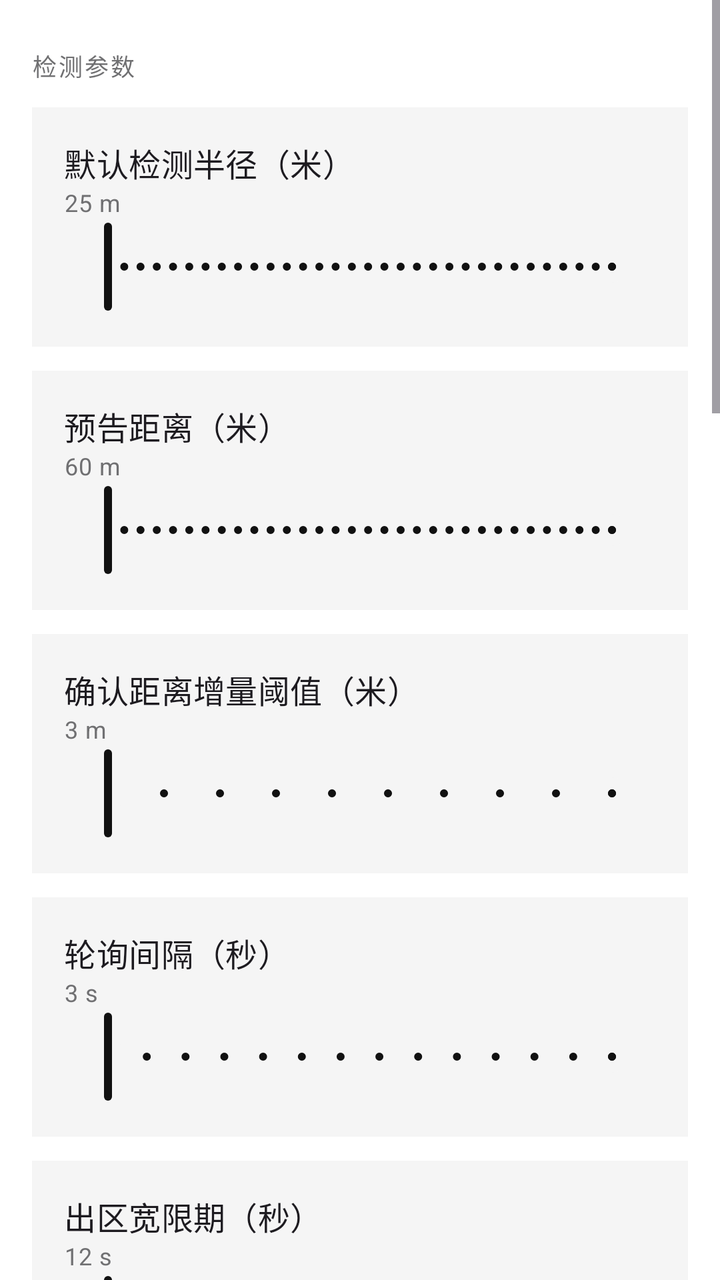
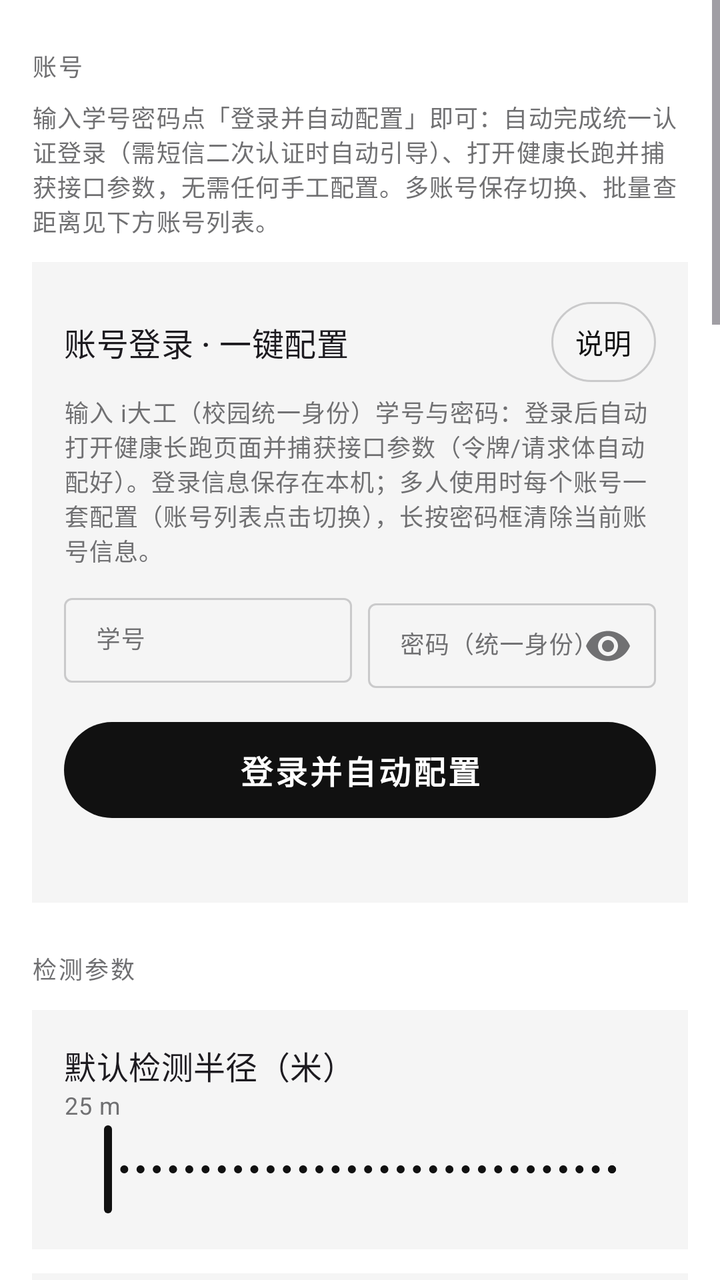

Two renders of the same Android screen: before a commit and after it. Below are the layout's source before the change and the commit's diff.
<!-- AndroidManifest.xml: application theme Theme.RunMate -->
<!-- res/layout/fragment_settings.xml -->
<?xml version="1.0" encoding="utf-8"?>
<LinearLayout xmlns:android="http://schemas.android.com/apk/res/android"
    xmlns:app="http://schemas.android.com/apk/res-auto"
    android:layout_width="match_parent"
    android:layout_height="match_parent"
    android:orientation="vertical"
    android:background="?android:colorBackground">


    <ScrollView
        android:layout_width="match_parent"
        android:layout_height="match_parent"
        android:fillViewport="true">

        <LinearLayout
            android:layout_width="match_parent"
            android:layout_height="wrap_content"
            android:orientation="vertical"
            android:padding="16dp">

            <TextView style="@style/TextAppearance.RunMate.Label"
                android:layout_width="match_parent" android:layout_height="wrap_content"
                android:layout_marginTop="8dp" android:text="@string/pref_detect" />

            
            <LinearLayout android:orientation="vertical"
                android:layout_width="match_parent" android:layout_height="wrap_content"
                android:background="?attr/colorSurfaceVariant" android:layout_marginTop="12dp"
                android:padding="16dp">
                <TextView android:layout_width="match_parent" android:layout_height="wrap_content"
                    android:textAppearance="?attr/textAppearanceTitleMedium"
                    android:text="@string/pref_default_radius" />
                <TextView android:id="@+id/tvRadius" android:layout_width="match_parent"
                    android:layout_height="wrap_content" android:textAppearance="?attr/textAppearanceBodySmall"
                    android:textColor="?attr/colorOnSurfaceVariant" android:text="25 m" />
                
                <com.google.android.material.slider.Slider
                    android:id="@+id/sliderRadius" android:layout_width="match_parent"
                    android:layout_height="wrap_content" android:valueFrom="1" android:valueTo="80"
                    android:stepSize="1" />
            </LinearLayout>

            
            <LinearLayout android:orientation="vertical"
                android:layout_width="match_parent" android:layout_height="wrap_content"
                android:background="?attr/colorSurfaceVariant" android:layout_marginTop="12dp"
                android:padding="16dp">
                <TextView android:layout_width="match_parent" android:layout_height="wrap_content"
                    android:textAppearance="?attr/textAppearanceTitleMedium"
                    android:text="@string/pref_approach" />
                <TextView android:id="@+id/tvApproach" android:layout_width="match_parent"
                    android:layout_height="wrap_content" android:textAppearance="?attr/textAppearanceBodySmall"
                    android:textColor="?attr/colorOnSurfaceVariant" android:text="60 m" />
                
                <com.google.android.material.slider.Slider
                    android:id="@+id/sliderApproach" android:layout_width="match_parent"
                    android:layout_height="wrap_content" android:valueFrom="1" android:valueTo="150"
                    android:stepSize="1" />
            </LinearLayout>

            
            <LinearLayout android:orientation="vertical"
                android:layout_width="match_parent" android:layout_height="wrap_content"
                android:background="?attr/colorSurfaceVariant" android:layout_marginTop="12dp"
                android:padding="16dp">
                <TextView android:layout_width="match_parent" android:layout_height="wrap_content"
                    android:textAppearance="?attr/textAppearanceTitleMedium"
                    android:text="@string/pref_confirm_delta" />
                <TextView android:id="@+id/tvDelta" android:layout_width="match_parent"
                    android:layout_height="wrap_content" android:textAppearance="?attr/textAppearanceBodySmall"
                    android:textColor="?attr/colorOnSurfaceVariant" android:text="3 m" />
                <com.google.android.material.slider.Slider
                    android:id="@+id/sliderDelta" android:layout_width="match_parent"
                    android:layout_height="wrap_content" android:valueFrom="1" android:valueTo="10"
                    android:stepSize="1" />
            </LinearLayout>

            
            <LinearLayout android:orientation="vertical"
                android:layout_width="match_parent" android:layout_height="wrap_content"
                android:background="?attr/colorSurfaceVariant" android:layout_marginTop="12dp"
                android:padding="16dp">
                <TextView android:layout_width="match_parent" android:layout_height="wrap_content"
                    android:textAppearance="?attr/textAppearanceTitleMedium"
                    android:text="@string/pref_poll_interval" />
                <TextView android:id="@+id/tvPoll" android:layout_width="match_parent"
                    android:layout_height="wrap_content" android:textAppearance="?attr/textAppearanceBodySmall"
                    android:textColor="?attr/colorOnSurfaceVariant" android:text="3 s" />
                <com.google.android.material.slider.Slider
                    android:id="@+id/sliderPoll" android:layout_width="match_parent"
                    android:layout_height="wrap_content" android:valueFrom="2" android:valueTo="15"
                    android:stepSize="1" />
            </LinearLayout>

            
            <LinearLayout android:orientation="vertical"
                android:layout_width="match_parent" android:layout_height="wrap_content"
                android:background="?attr/colorSurfaceVariant" android:layout_marginTop="12dp"
                android:padding="16dp">
                <TextView android:layout_width="match_parent" android:layout_height="wrap_content"
                    android:textAppearance="?attr/textAppearanceTitleMedium"
                    android:text="@string/pref_grace" />
                <TextView android:id="@+id/tvGrace" android:layout_width="match_parent"
                    android:layout_height="wrap_content" android:textAppearance="?attr/textAppearanceBodySmall"
                    android:textColor="?attr/colorOnSurfaceVariant" android:text="12 s" />
                <com.google.android.material.slider.Slider
                    android:id="@+id/sliderGrace" android:layout_width="match_parent"
                    android:layout_height="wrap_content" android:valueFrom="5" android:valueTo="40"
                    android:stepSize="5" />
            </LinearLayout>

            <TextView style="@style/TextAppearance.RunMate.Label"
                android:layout_width="match_parent" android:layout_height="wrap_content"
                android:layout_marginTop="24dp" android:text="@string/pref_alert" />

            <LinearLayout android:orientation="horizontal" android:gravity="center_vertical"
                android:layout_width="match_parent" android:layout_height="wrap_content"
                android:background="?attr/colorSurfaceVariant" android:layout_marginTop="12dp"
                android:paddingHorizontal="16dp" android:paddingVertical="8dp">
                <LinearLayout android:orientation="vertical" android:layout_width="0dp"
                    android:layout_weight="1" android:layout_height="wrap_content">
                    <TextView android:layout_width="match_parent" android:layout_height="wrap_content"
                        android:textAppearance="?attr/textAppearanceTitleMedium" android:text="@string/pref_tts" />
                    <TextView android:layout_width="match_parent" android:layout_height="wrap_content"
                        android:textAppearance="?attr/textAppearanceBodySmall"
                        android:textColor="?attr/colorOnSurfaceVariant" android:text="经耳机/扬声器播报状态" />
                </LinearLayout>
                <com.google.android.material.materialswitch.MaterialSwitch
                    android:id="@+id/swTts" android:layout_width="wrap_content" android:layout_height="wrap_content" />
            </LinearLayout>

            <LinearLayout android:orientation="horizontal" android:gravity="center_vertical"
                android:layout_width="match_parent" android:layout_height="wrap_content"
                android:background="?attr/colorSurfaceVariant" android:layout_marginTop="8dp"
                android:paddingHorizontal="16dp" android:paddingVertical="8dp">
                <LinearLayout android:orientation="vertical" android:layout_width="0dp"
                    android:layout_weight="1" android:layout_height="wrap_content">
                    <TextView android:layout_width="match_parent" android:layout_height="wrap_content"
                        android:textAppearance="?attr/textAppearanceTitleMedium" android:text="@string/pref_chime" />
                    <TextView android:layout_width="match_parent" android:layout_height="wrap_content"
                        android:textAppearance="?attr/textAppearanceBodySmall"
                        android:textColor="?attr/colorOnSurfaceVariant" android:text="短促提示音" />
                </LinearLayout>
                <com.google.android.material.materialswitch.MaterialSwitch
                    android:id="@+id/swChime" android:layout_width="wrap_content" android:layout_height="wrap_content" />
            </LinearLayout>

            <LinearLayout android:orientation="horizontal" android:gravity="center_vertical"
                android:layout_width="match_parent" android:layout_height="wrap_content"
                android:background="?attr/colorSurfaceVariant" android:layout_marginTop="8dp"
                android:paddingHorizontal="16dp" android:paddingVertical="8dp">
                <LinearLayout android:orientation="vertical" android:layout_width="0dp"
                    android:layout_weight="1" android:layout_height="wrap_content">
                    <TextView android:layout_width="match_parent" android:layout_height="wrap_content"
                        android:textAppearance="?attr/textAppearanceTitleMedium" android:text="@string/pref_vibrate" />
                    <TextView android:layout_width="match_parent" android:layout_height="wrap_content"
                        android:textAppearance="?attr/textAppearanceBodySmall"
                        android:textColor="?attr/colorOnSurfaceVariant" android:text="成功轻震·漏卡强震" />
                </LinearLayout>
                <com.google.android.material.materialswitch.MaterialSwitch
                    android:id="@+id/swVibrate" android:layout_width="wrap_content" android:layout_height="wrap_content" />
            </LinearLayout>

            
            
            <com.google.android.material.button.MaterialButton
                style="?attr/materialButtonOutlinedStyle"
                android:id="@+id/btnAlertScn"
                android:layout_width="match_parent" android:layout_height="wrap_content"
                android:layout_marginTop="8dp" android:text="@string/pref_alert_scn" />

            <com.google.android.material.button.MaterialButton
                style="?attr/materialButtonOutlinedStyle"
                android:id="@+id/btnTestAlert"
                android:layout_width="match_parent" android:layout_height="wrap_content"
                android:layout_marginTop="8dp" android:text="@string/pref_test_alert" />

            <TextView style="@style/TextAppearance.RunMate.Label"
                android:layout_width="match_parent" android:layout_height="wrap_content"
                android:layout_marginTop="24dp" android:text="@string/pref_api" />

            <LinearLayout android:orientation="horizontal" android:gravity="center_vertical"
                android:layout_width="match_parent" android:layout_height="wrap_content"
                android:background="?attr/colorSurfaceVariant" android:layout_marginTop="12dp"
                android:paddingHorizontal="16dp" android:paddingVertical="8dp">
                <LinearLayout android:orientation="vertical" android:layout_width="0dp"
                    android:layout_weight="1" android:layout_height="wrap_content">
                    <TextView android:layout_width="match_parent" android:layout_height="wrap_content"
                        android:textAppearance="?attr/textAppearanceTitleMedium" android:text="@string/pref_api_enabled" />
                    <TextView android:layout_width="match_parent" android:layout_height="wrap_content"
                        android:textAppearance="?attr/textAppearanceBodySmall"
                        android:textColor="?attr/colorOnSurfaceVariant" android:text="@string/api_enabled_off" />
                </LinearLayout>
                <com.google.android.material.materialswitch.MaterialSwitch
                    android:id="@+id/swApi" android:layout_width="wrap_content" android:layout_height="wrap_content" />
            </LinearLayout>

            <TextView style="@style/TextAppearance.RunMate.Label"
                android:layout_width="match_parent" android:layout_height="wrap_content"
                android:layout_marginTop="24dp" android:text="@string/pref_map" />

            <LinearLayout android:orientation="vertical"
                android:layout_width="match_parent" android:layout_height="wrap_content"
                android:background="?attr/colorSurfaceVariant" android:layout_marginTop="12dp"
                android:padding="16dp">
                <TextView android:layout_width="match_parent" android:layout_height="wrap_content"
                    android:textAppearance="?attr/textAppearanceTitleMedium" android:text="@string/pref_tile" />
                <RadioGroup android:id="@+id/rgTile" android:orientation="horizontal"
                    android:layout_width="match_parent" android:layout_height="wrap_content"
                    android:layout_marginTop="8dp">
                    <com.google.android.material.radiobutton.MaterialRadioButton
                        android:id="@+id/rbTileSat" android:layout_width="wrap_content"
                        android:layout_height="wrap_content" android:text="@string/pref_tile_sat"
                        android:layout_weight="1" />
                    <com.google.android.material.radiobutton.MaterialRadioButton
                        android:id="@+id/rbTileStreet" android:layout_width="wrap_content"
                        android:layout_height="wrap_content" android:text="@string/pref_tile_street"
                        android:layout_weight="1" />
                </RadioGroup>
                <TextView android:layout_width="match_parent" android:layout_height="wrap_content"
                    android:layout_marginTop="12dp" android:textAppearance="?attr/textAppearanceTitleMedium"
                    android:text="@string/pref_coord" />
                <RadioGroup android:id="@+id/rgCoord" android:orientation="horizontal"
                    android:layout_width="match_parent" android:layout_height="wrap_content"
                    android:layout_marginTop="8dp">
                    <com.google.android.material.radiobutton.MaterialRadioButton
                        android:id="@+id/rbCoordWgs" android:layout_width="wrap_content"
                        android:layout_height="wrap_content" android:text="@string/pref_coord_wgs"
                        android:layout_weight="1" />
                    <com.google.android.material.radiobutton.MaterialRadioButton
                        android:id="@+id/rbCoordGcj" android:layout_width="wrap_content"
                        android:layout_height="wrap_content" android:text="@string/pref_coord_gcj"
                        android:layout_weight="1" />
                </RadioGroup>
            </LinearLayout>

            <TextView style="@style/TextAppearance.RunMate.Label"
                android:layout_width="match_parent" android:layout_height="wrap_content"
                android:layout_marginTop="24dp" android:text="@string/pref_update" />

            
            <com.google.android.material.button.MaterialButton
                android:id="@+id/btnUpdCheck" style="?attr/materialButtonOutlinedStyle"
                android:layout_width="match_parent" android:layout_height="wrap_content"
                android:layout_marginTop="12dp" android:text="@string/pref_upd_check_now" />

            
            <LinearLayout android:id="@+id/rowGithub"
                android:orientation="horizontal" android:gravity="center_vertical"
                android:layout_width="match_parent" android:layout_height="wrap_content"
                android:layout_marginTop="8dp"
                android:background="?attr/colorSurfaceVariant"
                android:paddingHorizontal="16dp" android:paddingVertical="12dp">
                <ImageView android:layout_width="22dp" android:layout_height="22dp"
                    android:src="@drawable/ic_github" android:contentDescription="@string/pref_github"
                    app:tint="?attr/colorOnSurface" />
                <LinearLayout android:orientation="vertical"
                    android:layout_width="0dp" android:layout_weight="1"
                    android:layout_height="wrap_content" android:layout_marginStart="12dp">
                    <TextView android:layout_width="match_parent" android:layout_height="wrap_content"
                        android:textAppearance="?attr/textAppearanceTitleMedium"
                        android:text="@string/pref_github" />
                    <TextView android:layout_width="match_parent" android:layout_height="wrap_content"
                        android:textAppearance="?attr/textAppearanceBodySmall"
                        android:textColor="?attr/colorOnSurfaceVariant"
                        android:text="@string/pref_github_sub" />
                </LinearLayout>
            </LinearLayout>

            <TextView style="@style/TextAppearance.RunMate.Label"
                android:layout_width="match_parent" android:layout_height="wrap_content"
                android:layout_marginTop="24dp" android:text="@string/pref_system" />

            <com.google.android.material.button.MaterialButton
                style="?attr/materialButtonOutlinedStyle" android:id="@+id/btnBattery"
                android:layout_width="match_parent" android:layout_height="wrap_content"
                android:layout_marginTop="12dp" android:text="@string/pref_battery" />

            
            <com.google.android.material.button.MaterialButton
                style="?attr/materialButtonOutlinedStyle" android:id="@+id/btnNotifSetting"
                android:layout_width="match_parent" android:layout_height="wrap_content"
                android:layout_marginTop="8dp" android:text="@string/pref_notif_setting" />

            <com.google.android.material.button.MaterialButton
                style="?attr/materialButtonOutlinedStyle" android:id="@+id/btnExport"
                android:layout_width="match_parent" android:layout_height="wrap_content"
                android:layout_marginTop="8dp" android:text="@string/pref_export" />
            <com.google.android.material.button.MaterialButton
                style="?attr/materialButtonOutlinedStyle" android:id="@+id/btnCrashLog"
                android:layout_width="match_parent" android:layout_height="wrap_content"
                android:layout_marginTop="8dp" android:text="@string/pref_crash_log" />

            <TextView android:id="@+id/tvAbout" android:layout_width="match_parent"
                android:layout_height="wrap_content" android:layout_marginTop="24dp"
                android:textAppearance="?attr/textAppearanceBodySmall"
                android:textColor="?attr/colorOnSurfaceVariant" />
        </LinearLayout>
    </ScrollView>
</LinearLayout>
<!-- resources referenced by this layout -->
<resources>
  <string name="pref_alert">提醒方式</string>
  <string name="pref_api">API 判定</string>
  <string name="pref_api_enabled">启用 API 判定</string>
  <string name="pref_approach">预告距离（米）</string>
  <string name="pref_battery">后台保底：电池优化白名单</string>
  <string name="pref_chime">提示音</string>
  <string name="pref_coord">坐标显示制式</string>
  <string name="pref_coord_gcj">GCJ-02（高德）</string>
  <string name="pref_crash_log">查看崩溃日志（反馈问题用）</string>
  <string name="pref_detect">检测参数</string>
  <string name="pref_export">导出打卡点 JSON 到剪贴板</string>
  <string name="pref_github">GitHub 开源仓库</string>
  <string name="pref_grace">出区宽限期（秒）</string>
  <string name="pref_map">地图与坐标</string>
  <string name="pref_poll_interval">轮询间隔（秒）</string>
  <string name="pref_system">系统</string>
  <string name="pref_tile">瓦片源</string>
  <string name="pref_tile_sat">卫星（高德）</string>
  <string name="pref_tile_street">街道（高德）</string>
  <string name="pref_tts">语音提醒（预录语音，跟媒体音量）</string>
  <string name="pref_upd_check_now">检查更新</string>
  <string name="pref_update">更新</string>
  <string name="pref_vibrate">震动</string>
  <color name="md_primary">#FF111111</color>
  <color name="md_on_primary">#FFFFFFFF</color>
  <color name="md_primary_container">#FFE5E5E5</color>
  <color name="md_secondary">#FF39393B</color>
  <color name="md_on_secondary">#FFFFFFFF</color>
  <color name="md_tertiary">#FF1151FF</color>
  <color name="md_on_tertiary">#FFFFFFFF</color>
  <color name="md_tertiary_container">#FFD6E2FF</color>
  <color name="md_error">#FFD30005</color>
  <color name="md_on_error">#FFFFFFFF</color>
  <color name="md_error_container">#FFFFDAD4</color>
  <color name="md_on_error_container">#FF780700</color>
  <color name="md_background">#FFFFFFFF</color>
  <color name="md_on_background">#FF111111</color>
  <color name="md_surface">#FFFFFFFF</color>
  <color name="md_on_surface">#FF111111</color>
  <color name="md_surface_variant">#FFF5F5F5</color>
  <color name="md_on_surface_variant">#FF707072</color>
  <color name="md_outline">#FFCACACB</color>
  <color name="md_outline_variant">#FFE5E5E5</color>
  <!-- unchanged entries left out for length: 15 -->
</resources>

<!-- the commit's change to res/layout/fragment_settings.xml (unified diff, before → after) -->
@@ -18,9 +18,97 @@
             android:orientation="vertical"
             android:padding="16dp">
 
-            <TextView style="@style/TextAppearance.RunMate.Label"
-                android:layout_width="match_parent" android:layout_height="wrap_content"
-                android:layout_marginTop="8dp" android:text="@string/pref_detect" />
+            
+            <TextView style="@style/TextAppearance.RunMate.Label"
+                android:layout_width="match_parent" android:layout_height="wrap_content"
+                android:layout_marginTop="8dp" android:text="@string/pref_account" />
+
+            <TextView android:layout_width="match_parent" android:layout_height="wrap_content"
+                android:layout_marginTop="8dp" android:textAppearance="?attr/textAppearanceBodySmall"
+                android:textColor="?attr/colorOnSurfaceVariant" android:text="@string/api_usage_hint" />
+
+            
+            <LinearLayout android:orientation="vertical"
+                android:layout_width="match_parent" android:layout_height="wrap_content"
+                android:layout_marginTop="12dp"
+                android:background="?attr/colorSurfaceVariant" android:padding="16dp">
+                <LinearLayout android:orientation="horizontal" android:gravity="center_vertical"
+                    android:layout_width="match_parent" android:layout_height="wrap_content">
+                    <TextView android:layout_width="0dp" android:layout_weight="1" android:layout_height="wrap_content"
+                        android:textAppearance="?attr/textAppearanceTitleMedium"
+                        android:text="@string/ws_card_title" />
+                    <com.google.android.material.button.MaterialButton
+                        android:id="@+id/btnHelpApi" style="?attr/materialButtonOutlinedStyle"
+                        android:layout_width="wrap_content" android:layout_height="wrap_content"
+                        android:minWidth="0dp" android:insetLeft="0dp" android:insetRight="0dp"
+                        android:paddingHorizontal="12dp"
+                        android:text="@string/api_help" />
+                </LinearLayout>
+                <TextView android:layout_width="match_parent" android:layout_height="wrap_content"
+                    android:layout_marginTop="2dp" android:textAppearance="?attr/textAppearanceBodySmall"
+                    android:textColor="?attr/colorOnSurfaceVariant"
+                    android:text="@string/ws_card_hint" />
+                <LinearLayout android:orientation="horizontal"
+                    android:layout_width="match_parent" android:layout_height="wrap_content"
+                    android:layout_marginTop="10dp">
+                    <com.google.android.material.textfield.TextInputLayout
+                        style="@style/Widget.Material3.TextInputLayout.OutlinedBox.Dense"
+                        android:layout_width="0dp" android:layout_weight="1"
+                        android:layout_height="wrap_content" android:hint="@string/ws_number_hint">
+                        <com.google.android.material.textfield.TextInputEditText
+                            android:id="@+id/etWsNumber" android:layout_width="match_parent"
+                            android:layout_height="wrap_content" android:inputType="text"
+                            android:singleLine="true"
+                            android:textAppearance="?attr/textAppearanceBodySmall" />
+                    </com.google.android.material.textfield.TextInputLayout>
+                    <com.google.android.material.textfield.TextInputLayout
+                        style="@style/Widget.Material3.TextInputLayout.OutlinedBox.Dense"
+                        android:layout_width="0dp" android:layout_weight="1" android:layout_marginStart="8dp"
+                        android:layout_height="wrap_content"
+                        android:hint="@string/ws_pwd_hint" app:endIconMode="password_toggle">
+                        <com.google.android.material.textfield.TextInputEditText
+                            android:id="@+id/etWsPwd" android:layout_width="match_parent"
+                            android:layout_height="wrap_content" android:inputType="textPassword"
+                            android:imeOptions="actionDone" android:singleLine="true"
+                            android:textAppearance="?attr/textAppearanceBodySmall" />
+                    </com.google.android.material.textfield.TextInputLayout>
+                </LinearLayout>
+                <com.google.android.material.button.MaterialButton
+                    android:id="@+id/btnWsLogin" style="@style/Widget.RunMate.PillButton"
+                    android:layout_width="match_parent" android:layout_height="wrap_content"
+                    android:layout_marginTop="10dp" android:text="@string/ws_btn_login" />
+                <com.google.android.material.button.MaterialButton
+                    android:id="@+id/btnOpenH5" style="?attr/materialButtonOutlinedStyle"
+                    android:layout_width="match_parent" android:layout_height="wrap_content"
+                    android:layout_marginTop="8dp" android:visibility="gone"
+                    android:text="@string/ws_btn_open_h5" />
+                <TextView android:id="@+id/tvWsStatus" android:layout_width="match_parent"
+                    android:layout_height="wrap_content" android:layout_marginTop="6dp"
+                    android:textAppearance="?attr/textAppearanceBodySmall"
+                    android:textColor="?attr/colorOnSurfaceVariant" android:text="" />
+
+                
+                <HorizontalScrollView
+                    android:id="@+id/scrollAccounts"
+                    android:layout_width="match_parent" android:layout_height="wrap_content"
+                    android:layout_marginTop="6dp" android:scrollbars="none"
+                    android:visibility="gone">
+                    <LinearLayout
+                        android:id="@+id/layAccounts" android:orientation="horizontal"
+                        android:layout_width="wrap_content" android:layout_height="wrap_content" />
+                </HorizontalScrollView>
+
+                
+                <com.google.android.material.button.MaterialButton
+                    android:id="@+id/btnQueryAll" style="?attr/materialButtonOutlinedStyle"
+                    android:layout_width="match_parent" android:layout_height="wrap_content"
+                    android:layout_marginTop="8dp" android:visibility="gone"
+                    android:text="@string/acct_btn_query_all" />
+            </LinearLayout>
+
+            <TextView style="@style/TextAppearance.RunMate.Label"
+                android:layout_width="match_parent" android:layout_height="wrap_content"
+                android:layout_marginTop="24dp" android:text="@string/pref_detect" />
 
             
             <LinearLayout android:orientation="vertical"
@@ -267,6 +355,29 @@
                 </LinearLayout>
             </LinearLayout>
 
+            
+            <LinearLayout android:id="@+id/rowContact"
+                android:orientation="horizontal" android:gravity="center_vertical"
+                android:layout_width="match_parent" android:layout_height="wrap_content"
+                android:layout_marginTop="8dp"
+                android:background="?attr/colorSurfaceVariant"
+                android:paddingHorizontal="16dp" android:paddingVertical="12dp">
+                <ImageView android:layout_width="22dp" android:layout_height="22dp"
+                    android:src="@drawable/ic_mail" android:contentDescription="@string/pref_contact"
+                    app:tint="?attr/colorOnSurface" />
+                <LinearLayout android:orientation="vertical"
+                    android:layout_width="0dp" android:layout_weight="1"
+                    android:layout_height="wrap_content" android:layout_marginStart="12dp">
+                    <TextView android:layout_width="match_parent" android:layout_height="wrap_content"
+                        android:textAppearance="?attr/textAppearanceTitleMedium"
+                        android:text="@string/pref_contact" />
+                    <TextView android:layout_width="match_parent" android:layout_height="wrap_content"
+                        android:textAppearance="?attr/textAppearanceBodySmall"
+                        android:textColor="?attr/colorOnSurfaceVariant"
+                        android:text="@string/pref_contact_sub" />
+                </LinearLayout>
+            </LinearLayout>
+
             <TextView style="@style/TextAppearance.RunMate.Label"
                 android:layout_width="match_parent" android:layout_height="wrap_content"
                 android:layout_marginTop="24dp" android:text="@string/pref_system" />
<!-- resource entries referenced after the edit -->
@@ -1,11 +1,28 @@
 <!-- resources referenced by this layout -->
 <resources>
+  <!-- drawable ic_mail (drawable) -->
+  <?xml version="1.0" encoding="utf-8"?>
+  <vector xmlns:android="http://schemas.android.com/apk/res/android"
+      android:width="24dp"
+      android:height="24dp"
+      android:viewportWidth="24"
+      android:viewportHeight="24">
+      <path
+          android:fillColor="#FF000000"
+          android:pathData="M20,4H4C2.9,4 2,4.9 2,6v12c0,1.1 0.9,2 2,2h16c1.1,0 2,-0.9 2,-2V6C22,4.9 21.1,4 20,4zM20,8l-8,5L4,8V6l8,5l8,-5V8z" />
+  </vector>
+  <string name="acct_btn_query_all">查询全部账号距离</string>
+  <string name="api_help">说明</string>
+  <string name="api_usage_hint">输入学号密码点「登录并自动配置」即可：自动完成统一认证登录（需短信二次认证时自动引导）、打开健康长跑并捕获接口参数，无需任何手工配置。多账号保存切换、批量查距离见下方账号列表。</string>
+  <string name="pref_account">账号</string>
   <string name="pref_alert">提醒方式</string>
   <string name="pref_api">API 判定</string>
   <string name="pref_api_enabled">启用 API 判定</string>
   <string name="pref_approach">预告距离（米）</string>
   <string name="pref_battery">后台保底：电池优化白名单</string>
   <string name="pref_chime">提示音</string>
+  <string name="pref_contact">联系作者</string>
+  <string name="pref_contact_sub">aquars@mail.dlut.edu.cn · 使用问题 / 功能建议</string>
   <string name="pref_coord">坐标显示制式</string>
   <string name="pref_coord_gcj">GCJ-02（高德）</string>
   <string name="pref_crash_log">查看崩溃日志（反馈问题用）</string>
@@ -23,6 +40,25 @@
   <string name="pref_upd_check_now">检查更新</string>
   <string name="pref_update">更新</string>
   <string name="pref_vibrate">震动</string>
+  <string name="ws_btn_login">登录并自动配置</string>
+  <string name="ws_btn_open_h5">重新捕获 H5 参数（换学期/令牌失效时用）</string>
+  <string name="ws_card_hint">输入 i大工（校园统一身份）学号与密码：登录后自动打开健康长跑页面并捕获接口参数（令牌/请求体自动配好）。登录信息保存在本机；多人使用时每个账号一套配置（账号列表点击切换），长按密码框清除当前账号信息。</string>
+  <string name="ws_card_title">账号登录 · 一键配置</string>
+  <string name="ws_number_hint">学号</string>
+  <string name="ws_pwd_hint">密码（统一身份）</string>
+  <style name="Widget.RunMate.PillButton" parent="Widget.Material3.Button">
+          <item name="shapeAppearanceOverlay">@style/ShapeAppearance.RunMate.Pill</item>
+          <item name="android:minHeight">56dp</item>
+          <item name="android:textSize">16sp</item>
+          <item name="android:letterSpacing">0.08</item>
+          <item name="android:textStyle">bold</item>
+          <item name="android:paddingStart">28dp</item>
+          <item name="android:paddingEnd">28dp</item>
+      </style>
+  <style name="ShapeAppearance.RunMate.Pill" parent="">
+          <item name="cornerFamily">rounded</item>
+          <item name="cornerSize">999dp</item>
+      </style>
   <color name="md_primary">#FF111111</color>
   <color name="md_on_primary">#FFFFFFFF</color>
   <color name="md_primary_container">#FFE5E5E5</color>
